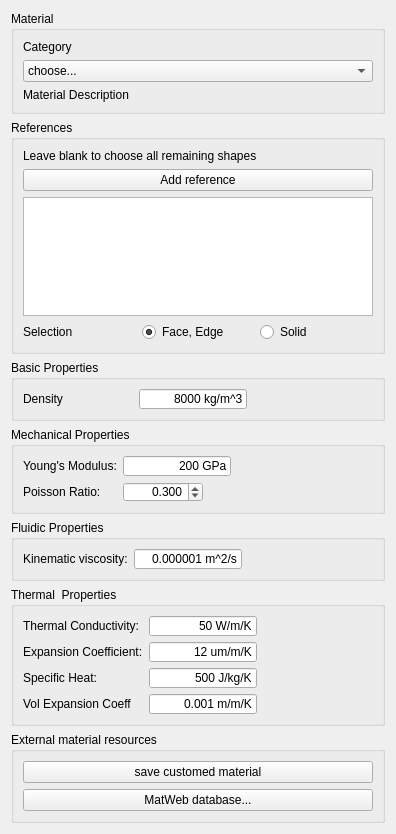
This is src/Mod/Fem/Gui/Resources/ui/Material.ui in berndhahnebach/All_FreeCAD as Qt 5 draws it before an edit. The edited form follows.
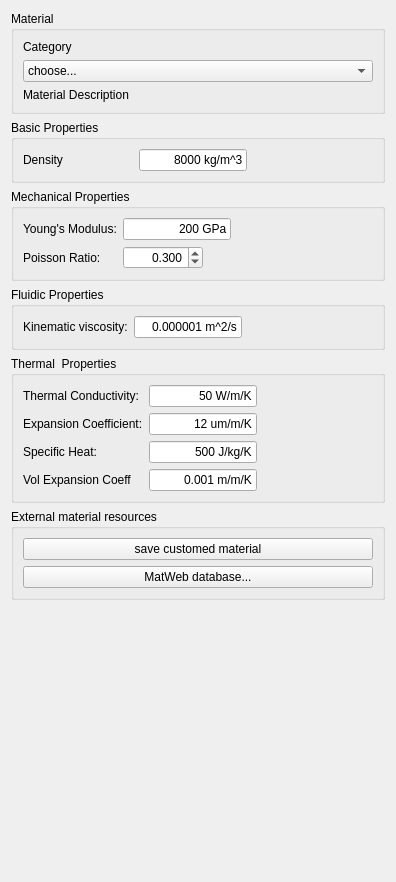
This is the edited form. Custom widgets are drawn as their Qt base class.

Commit message: FEM: Python geometry selection class, use it for material obj

The edit to the form file:
```diff
--- a/src/Mod/Fem/Gui/Resources/ui/Material.ui
+++ b/src/Mod/Fem/Gui/Resources/ui/Material.ui
@@ -7,7 +7,7 @@
     <x>0</x>
     <y>0</y>
     <width>396</width>
-    <height>834</height>
+    <height>882</height>
    </rect>
   </property>
   <property name="windowTitle">
@@ -66,60 +66,6 @@
      </layout>
     </widget>
    </item>
-   <item>
-    <widget class="QGroupBox" name="groupBox_references">
-     <property name="title">
-      <string>References</string>
-     </property>
-     <layout class="QVBoxLayout" name="verticalLayout_2">
-      <item>
-       <widget class="QLabel" name="l_label_text_1">
-        <property name="text">
-         <string>Leave blank to choose all remaining shapes</string>
-        </property>
-       </widget>
-      </item>
-      <item>
-       <widget class="QPushButton" name="pushButton_Reference">
-        <property name="text">
-         <string>Add reference</string>
-        </property>
-       </widget>
-      </item>
-      <item>
-       <widget class="QListWidget" name="list_References"/>
-      </item>
-      <item>
-       <layout class="QGridLayout" name="gridLayout">
-        <item row="1" column="1">
-         <widget class="QRadioButton" name="rb_standard">
-          <property name="text">
-           <string>Face, Edge</string>
-          </property>
-          <property name="checked">
-           <bool>true</bool>
-          </property>
-         </widget>
-        </item>
-        <item row="1" column="2">
-         <widget class="QRadioButton" name="rb_solid">
-          <property name="text">
-           <string>Solid</string>
-          </property>
-         </widget>
-        </item>
-        <item row="1" column="0">
-         <widget class="QLabel" name="l_label_text_5">
-          <property name="text">
-           <string>&lt;html&gt;&lt;head/&gt;&lt;body&gt;&lt;p&gt;Selection&lt;/p&gt;&lt;/body&gt;&lt;/html&gt;</string>
-          </property>
-         </widget>
-        </item>
-       </layout>
-      </item>
-     </layout>
-    </widget>
-   </item>
    <item>
     <widget class="QGroupBox" name="groupBox_basic">
      <property name="maximumSize">
@@ -583,6 +529,19 @@
      </layout>
     </widget>
    </item>
+   <item>
+    <spacer name="verticalSpacer_2">
+     <property name="orientation">
+      <enum>Qt::Vertical</enum>
+     </property>
+     <property name="sizeHint" stdset="0">
+      <size>
+       <width>20</width>
+       <height>40</height>
+      </size>
+     </property>
+    </spacer>
+   </item>
   </layout>
  </widget>
  <customwidgets>
```
The commit also changes 1 other file.
